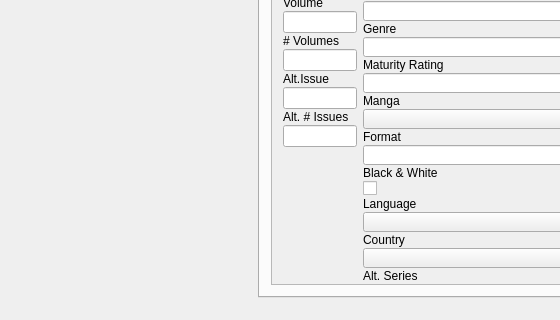
Old version of the form comictaggerlib/ui/taggerwindow.ui in the repository comictagger/comictagger; both pictures show x 0 to 560 and y 301 to 621 of the 1096 by 621 pixel window.
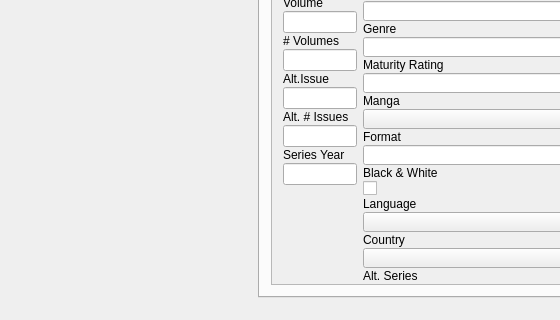
New version of the form.

Commit message: Add seriesYear attribute

What changed in the file:
```diff
--- a/comictaggerlib/ui/taggerwindow.ui
+++ b/comictaggerlib/ui/taggerwindow.ui
@@ -512,6 +512,16 @@
                         </property>
                        </widget>
                       </item>
+                       <item row="10" column="1">
+                       <widget class="QLineEdit" name="leSeriesPubYear"/>
+                      </item>
+                      <item row="9" column="1">
+                       <widget class="QLabel" name="label_7">
+                        <property name="text">
+                         <string>Series Year</string>
+                        </property>
+                       </widget>
+                      </item>
                      </layout>
                     </item>
                     <item>
```
The commit also changes 5 other files.
